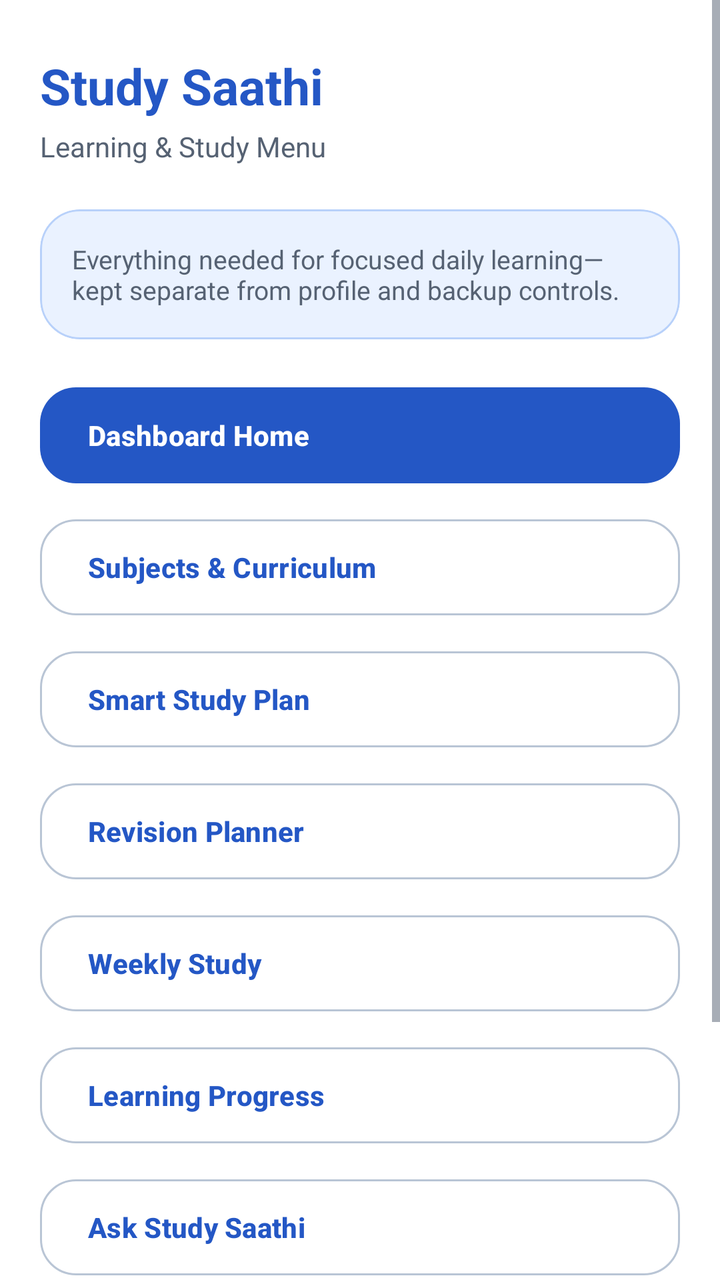
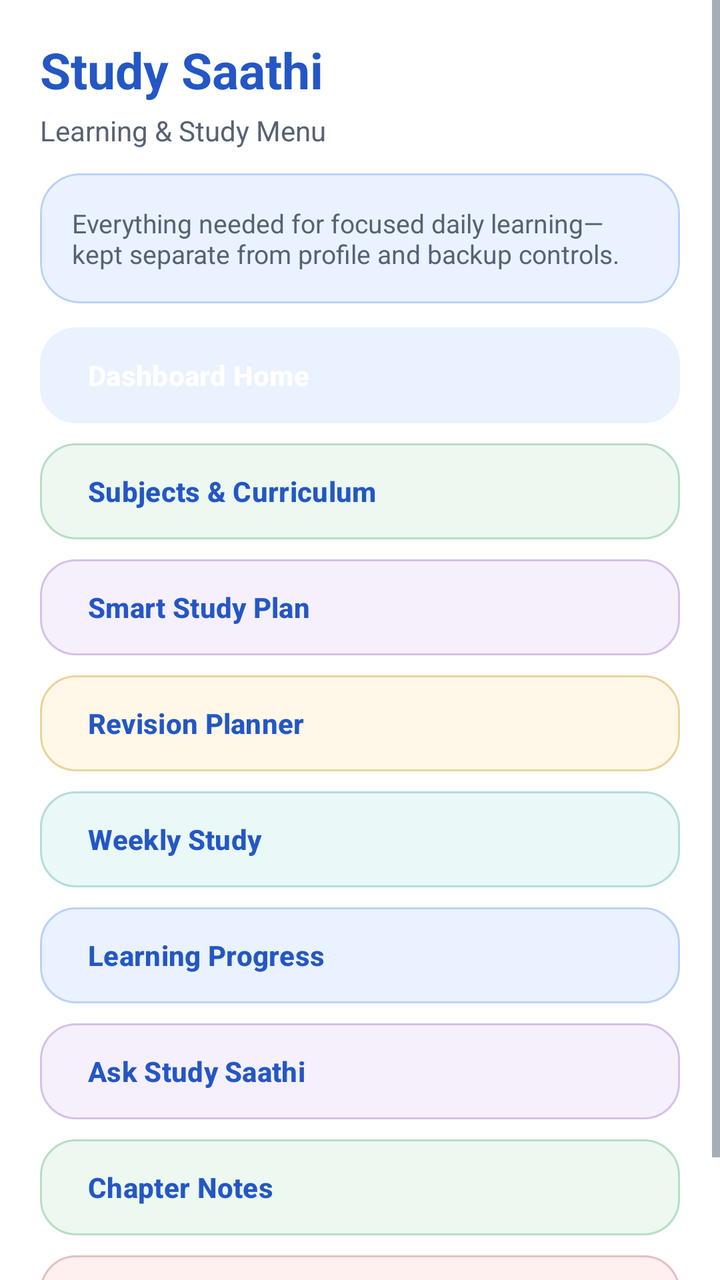

Screens rendered from an Android XML layout before and after an edit, with the pre-edit source and the edit as a unified diff.
<!-- AndroidManifest.xml: application theme Theme.StudySaathi -->
<!-- res/layout/drawer_dashboard_study_menu.xml -->
<?xml version="1.0" encoding="utf-8"?>
<ScrollView
    xmlns:android="http://schemas.android.com/apk/res/android"
    xmlns:app="http://schemas.android.com/apk/res-auto"
    android:layout_width="match_parent"
    android:layout_height="match_parent"
    android:background="@color/ss_surface"
    android:fillViewport="true">

    <LinearLayout
        android:layout_width="match_parent"
        android:layout_height="wrap_content"
        android:orientation="vertical"
        android:paddingStart="20dp"
        android:paddingTop="26dp"
        android:paddingEnd="20dp"
        android:paddingBottom="28dp">

        <TextView
            android:layout_width="match_parent"
            android:layout_height="wrap_content"
            android:fontFamily="sans-serif-rounded"
            android:text="Study Saathi"
            android:textColor="@color/ss_primary"
            android:textSize="25sp"
            android:textStyle="bold" />

        <TextView
            android:layout_width="match_parent"
            android:layout_height="wrap_content"
            android:layout_marginTop="4dp"
            android:text="Learning &amp; Study Menu"
            android:textColor="@color/ss_text_secondary"
            android:textSize="14sp" />

        <com.google.android.material.card.MaterialCardView
            android:layout_width="match_parent"
            android:layout_height="wrap_content"
            android:layout_marginTop="22dp"
            app:cardBackgroundColor="@color/ss_blue_soft"
            app:cardCornerRadius="20dp"
            app:cardElevation="0dp"
            app:strokeColor="@color/ss_blue_border"
            app:strokeWidth="1dp">

            <TextView
                android:layout_width="match_parent"
                android:layout_height="wrap_content"
                android:padding="16dp"
                android:text="Everything needed for focused daily learning—kept separate from profile and backup controls."
                android:textColor="@color/ss_text_secondary"
                android:textSize="13sp" />

        </com.google.android.material.card.MaterialCardView>

        <com.google.android.material.button.MaterialButton
            android:id="@+id/buttonMenuDashboard"
            style="@style/Widget.StudySaathi.Button.Primary"
            android:layout_width="match_parent"
            android:layout_height="wrap_content"
            android:layout_marginTop="20dp"
            android:gravity="start|center_vertical"
            android:text="Dashboard Home"
            android:textAllCaps="false" />

        <com.google.android.material.button.MaterialButton
            android:id="@+id/buttonMenuSubjects"
            style="@style/Widget.StudySaathi.Button.Outlined"
            android:layout_width="match_parent"
            android:layout_height="wrap_content"
            android:layout_marginTop="10dp"
            android:gravity="start|center_vertical"
            android:text="Subjects &amp; Curriculum"
            android:textAllCaps="false" />

        <com.google.android.material.button.MaterialButton
            android:id="@+id/buttonMenuSmartStudyPlan"
            style="@style/Widget.StudySaathi.Button.Outlined"
            android:layout_width="match_parent"
            android:layout_height="wrap_content"
            android:layout_marginTop="10dp"
            android:gravity="start|center_vertical"
            android:text="Smart Study Plan"
            android:textAllCaps="false" />

        <com.google.android.material.button.MaterialButton
            android:id="@+id/buttonMenuRevision"
            style="@style/Widget.StudySaathi.Button.Outlined"
            android:layout_width="match_parent"
            android:layout_height="wrap_content"
            android:layout_marginTop="10dp"
            android:gravity="start|center_vertical"
            android:text="Revision Planner"
            android:textAllCaps="false" />

        <com.google.android.material.button.MaterialButton
            android:id="@+id/buttonMenuWeeklyStudy"
            style="@style/Widget.StudySaathi.Button.Outlined"
            android:layout_width="match_parent"
            android:layout_height="wrap_content"
            android:layout_marginTop="10dp"
            android:gravity="start|center_vertical"
            android:text="Weekly Study"
            android:textAllCaps="false" />

        <com.google.android.material.button.MaterialButton
            android:id="@+id/buttonMenuLearningProgress"
            style="@style/Widget.StudySaathi.Button.Outlined"
            android:layout_width="match_parent"
            android:layout_height="wrap_content"
            android:layout_marginTop="10dp"
            android:gravity="start|center_vertical"
            android:text="Learning Progress"
            android:textAllCaps="false" />

        <com.google.android.material.button.MaterialButton
            android:id="@+id/buttonMenuAskSaathi"
            style="@style/Widget.StudySaathi.Button.Outlined"
            android:layout_width="match_parent"
            android:layout_height="wrap_content"
            android:layout_marginTop="10dp"
            android:gravity="start|center_vertical"
            android:text="Ask Study Saathi"
            android:textAllCaps="false" />

        <com.google.android.material.button.MaterialButton
            android:id="@+id/buttonMenuChapterNotes"
            style="@style/Widget.StudySaathi.Button.Outlined"
            android:layout_width="match_parent"
            android:layout_height="wrap_content"
            android:layout_marginTop="10dp"
            android:gravity="start|center_vertical"
            android:text="Chapter Notes"
            android:textAllCaps="false" />

        <com.google.android.material.button.MaterialButton
            android:id="@+id/buttonMenuReminders"
            style="@style/Widget.StudySaathi.Button.Outlined"
            android:layout_width="match_parent"
            android:layout_height="wrap_content"
            android:layout_marginTop="10dp"
            android:gravity="start|center_vertical"
            android:text="Study Reminders"
            android:textAllCaps="false" />

    </LinearLayout>

</ScrollView>
<!-- resources referenced by this layout -->
<resources>
  <color name="ss_blue_border">#B8D1FA</color>
  <color name="ss_blue_soft">#EAF2FF</color>
  <color name="ss_primary">#2457C5</color>
  <color name="ss_surface">#FFFFFF</color>
  <style name="Theme.StudySaathi" parent="Theme.Material3.Light.NoActionBar">
  
          
          <item name="colorPrimary">@color/ss_primary</item>
          <item name="colorOnPrimary">@color/ss_on_primary</item>
          <item name="colorPrimaryContainer">@color/ss_blue_soft</item>
          <item name="colorOnPrimaryContainer">@color/ss_primary_dark</item>
  
          <item name="colorSecondary">@color/ss_secondary</item>
          <item name="colorOnSecondary">@color/ss_on_secondary</item>
          <item name="colorSecondaryContainer">@color/ss_teal_soft</item>
          <item name="colorOnSecondaryContainer">@color/ss_secondary</item>
  
          <item name="colorTertiary">@color/ss_tertiary</item>
          <item name="colorOnTertiary">@color/ss_on_tertiary</item>
          <item name="colorTertiaryContainer">@color/ss_yellow_soft</item>
          <item name="colorOnTertiaryContainer">@color/ss_tertiary</item>
  
          
          <item name="android:colorBackground">@color/ss_background</item>
          <item name="colorSurface">@color/ss_surface</item>
          <item name="colorSurfaceVariant">@color/ss_surface_soft</item>
          <item name="colorOnSurface">@color/ss_text_primary</item>
          <item name="colorOnSurfaceVariant">@color/ss_text_secondary</item>
  
          
          <item name="colorOutline">@color/ss_outline</item>
          <item name="colorError">@color/ss_error</item>
          <item name="colorOnError">@color/white</item>
          <item name="colorErrorContainer">@color/ss_red_soft</item>
          <item name="colorOnErrorContainer">@color/ss_error</item>
  
          
          <item name="android:windowBackground">@color/ss_background</item>
          <item name="android:statusBarColor">@color/ss_background</item>
          <item name="android:navigationBarColor">@color/ss_background</item>
  
          <item name="android:windowLightStatusBar">true</item>
          <item name="android:windowLightNavigationBar">true</item>
          <item name="android:forceDarkAllowed">false</item>
  
          <item name="android:windowNoTitle">true</item>
          <item name="windowActionModeOverlay">true</item>
  
          
          <item name="android:colorAccent">@color/ss_primary</item>
          <item name="colorControlActivated">@color/ss_primary</item>
          <item name="colorControlNormal">@color/ss_text_secondary</item>
  
      </style>
  <color name="ss_outline_strong">#B9C5D5</color>
  <color name="ss_on_primary">#FFFFFF</color>
  <color name="ss_primary_dark">#173F99</color>
  <color name="ss_secondary">#087F8C</color>
  <color name="ss_on_secondary">#FFFFFF</color>
  <color name="ss_teal_soft">#EAF8F8</color>
  <color name="ss_tertiary">#8A5A00</color>
  <color name="ss_on_tertiary">#FFFFFF</color>
  <color name="ss_yellow_soft">#FFF8E8</color>
  <color name="ss_background">#F7F9FC</color>
  <color name="ss_surface_soft">#F0F4FA</color>
  <color name="ss_text_primary">#182230</color>
  <color name="ss_outline">#D6DEE9</color>
  <color name="ss_error">#BA1A1A</color>
  <color name="white">#FFFFFFFF</color>
  <color name="ss_red_soft">#FFF0F0</color>
  <!-- unchanged entries left out for length: 3 -->
</resources>

<!-- the commit's change to res/layout/drawer_dashboard_study_menu.xml (unified diff, before → after) -->
@@ -12,7 +12,7 @@
         android:layout_height="wrap_content"
         android:orientation="vertical"
         android:paddingStart="20dp"
-        android:paddingTop="26dp"
+        android:paddingTop="18dp"
         android:paddingEnd="20dp"
         android:paddingBottom="28dp">
 
@@ -36,7 +36,7 @@
         <com.google.android.material.card.MaterialCardView
             android:layout_width="match_parent"
             android:layout_height="wrap_content"
-            android:layout_marginTop="22dp"
+            android:layout_marginTop="12dp"
             app:cardBackgroundColor="@color/ss_blue_soft"
             app:cardCornerRadius="20dp"
             app:cardElevation="0dp"
@@ -58,90 +58,108 @@
             style="@style/Widget.StudySaathi.Button.Primary"
             android:layout_width="match_parent"
             android:layout_height="wrap_content"
-            android:layout_marginTop="20dp"
+            android:layout_marginTop="8dp"
             android:gravity="start|center_vertical"
             android:text="Dashboard Home"
-            android:textAllCaps="false" />
+            android:textAllCaps="false"
+            app:backgroundTint="@color/ss_blue_soft"
+            app:strokeColor="@color/ss_blue_border" />
 
         <com.google.android.material.button.MaterialButton
             android:id="@+id/buttonMenuSubjects"
             style="@style/Widget.StudySaathi.Button.Outlined"
             android:layout_width="match_parent"
             android:layout_height="wrap_content"
-            android:layout_marginTop="10dp"
+            android:layout_marginTop="2dp"
             android:gravity="start|center_vertical"
             android:text="Subjects &amp; Curriculum"
-            android:textAllCaps="false" />
+            android:textAllCaps="false"
+            app:backgroundTint="@color/ss_green_soft"
+            app:strokeColor="@color/ss_green_border" />
 
         <com.google.android.material.button.MaterialButton
             android:id="@+id/buttonMenuSmartStudyPlan"
             style="@style/Widget.StudySaathi.Button.Outlined"
             android:layout_width="match_parent"
             android:layout_height="wrap_content"
-            android:layout_marginTop="10dp"
+            android:layout_marginTop="2dp"
             android:gravity="start|center_vertical"
             android:text="Smart Study Plan"
-            android:textAllCaps="false" />
+            android:textAllCaps="false"
+            app:backgroundTint="@color/ss_purple_soft"
+            app:strokeColor="@color/ss_purple_border" />
 
         <com.google.android.material.button.MaterialButton
             android:id="@+id/buttonMenuRevision"
             style="@style/Widget.StudySaathi.Button.Outlined"
             android:layout_width="match_parent"
             android:layout_height="wrap_content"
-            android:layout_marginTop="10dp"
+            android:layout_marginTop="2dp"
             android:gravity="start|center_vertical"
             android:text="Revision Planner"
-            android:textAllCaps="false" />
+            android:textAllCaps="false"
+            app:backgroundTint="@color/ss_yellow_soft"
+            app:strokeColor="@color/ss_yellow_border" />
 
         <com.google.android.material.button.MaterialButton
             android:id="@+id/buttonMenuWeeklyStudy"
             style="@style/Widget.StudySaathi.Button.Outlined"
             android:layout_width="match_parent"
             android:layout_height="wrap_content"
-            android:layout_marginTop="10dp"
+            android:layout_marginTop="2dp"
             android:gravity="start|center_vertical"
             android:text="Weekly Study"
-            android:textAllCaps="false" />
+            android:textAllCaps="false"
+            app:backgroundTint="@color/ss_teal_soft"
+            app:strokeColor="@color/ss_teal_border" />
 
         <com.google.android.material.button.MaterialButton
             android:id="@+id/buttonMenuLearningProgress"
             style="@style/Widget.StudySaathi.Button.Outlined"
             android:layout_width="match_parent"
             android:layout_height="wrap_content"
-            android:layout_marginTop="10dp"
+            android:layout_marginTop="2dp"
             android:gravity="start|center_vertical"
             android:text="Learning Progress"
-            android:textAllCaps="false" />
+            android:textAllCaps="false"
+            app:backgroundTint="@color/ss_blue_soft"
+            app:strokeColor="@color/ss_blue_border" />
 
         <com.google.android.material.button.MaterialButton
             android:id="@+id/buttonMenuAskSaathi"
             style="@style/Widget.StudySaathi.Button.Outlined"
             android:layout_width="match_parent"
             android:layout_height="wrap_content"
-            android:layout_marginTop="10dp"
+            android:layout_marginTop="2dp"
             android:gravity="start|center_vertical"
             android:text="Ask Study Saathi"
-            android:textAllCaps="false" />
+            android:textAllCaps="false"
+            app:backgroundTint="@color/ss_purple_soft"
+            app:strokeColor="@color/ss_purple_border" />
 
         <com.google.android.material.button.MaterialButton
             android:id="@+id/buttonMenuChapterNotes"
             style="@style/Widget.StudySaathi.Button.Outlined"
             android:layout_width="match_parent"
             android:layout_height="wrap_content"
-            android:layout_marginTop="10dp"
+            android:layout_marginTop="2dp"
             android:gravity="start|center_vertical"
             android:text="Chapter Notes"
-            android:textAllCaps="false" />
+            android:textAllCaps="false"
+            app:backgroundTint="@color/ss_green_soft"
+            app:strokeColor="@color/ss_green_border" />
 
         <com.google.android.material.button.MaterialButton
             android:id="@+id/buttonMenuReminders"
             style="@style/Widget.StudySaathi.Button.Outlined"
             android:layout_width="match_parent"
             android:layout_height="wrap_content"
-            android:layout_marginTop="10dp"
+            android:layout_marginTop="2dp"
             android:gravity="start|center_vertical"
             android:text="Study Reminders"
-            android:textAllCaps="false" />
+            android:textAllCaps="false"
+            app:backgroundTint="@color/ss_red_soft"
+            app:strokeColor="@color/ss_red_border" />
 
     </LinearLayout>
 
<!-- resource entries referenced after the edit -->
@@ -2,8 +2,14 @@
 <resources>
   <color name="ss_blue_border">#B8D1FA</color>
   <color name="ss_blue_soft">#EAF2FF</color>
+  <color name="ss_green_border">#B7DEC2</color>
+  <color name="ss_green_soft">#ECF8F0</color>
   <color name="ss_primary">#2457C5</color>
+  <color name="ss_purple_border">#D6C0E8</color>
+  <color name="ss_purple_soft">#F6F0FC</color>
+  <color name="ss_red_border">#E9BDBD</color>
   <color name="ss_surface">#FFFFFF</color>
+  <color name="ss_teal_border">#B4DCDC</color>
   <style name="Theme.StudySaathi" parent="Theme.Material3.Light.NoActionBar">
   
           
@@ -37,7 +43,7 @@
           <item name="colorOnErrorContainer">@color/ss_error</item>
   
           
-          <item name="android:windowBackground">@color/ss_background</item>
+          <item name="android:windowBackground">@drawable/bg_app_soft_mix</item>
           <item name="android:statusBarColor">@color/ss_background</item>
           <item name="android:navigationBarColor">@color/ss_background</item>
   
@@ -60,6 +66,7 @@
   <color name="ss_secondary">#087F8C</color>
   <color name="ss_on_secondary">#FFFFFF</color>
   <color name="ss_teal_soft">#EAF8F8</color>
+  <color name="ss_yellow_border">#E8D49B</color>
   <color name="ss_tertiary">#8A5A00</color>
   <color name="ss_on_tertiary">#FFFFFF</color>
   <color name="ss_yellow_soft">#FFF8E8</color>
@@ -69,6 +76,19 @@
   <color name="ss_outline">#D6DEE9</color>
   <color name="ss_error">#BA1A1A</color>
   <color name="white">#FFFFFFFF</color>
+  <!-- drawable bg_app_soft_mix (drawable) -->
+  <?xml version="1.0" encoding="utf-8"?>
+  <shape xmlns:android="http://schemas.android.com/apk/res/android"
+      android:shape="rectangle">
+  
+      <gradient
+          android:angle="270"
+          android:centerColor="#F2FBF3"
+          android:endColor="#EEF7FF"
+          android:startColor="#FFF2F2"
+          android:type="linear" />
+  
+  </shape>
   <color name="ss_red_soft">#FFF0F0</color>
   <!-- unchanged entries left out for length: 3 -->
 </resources>
